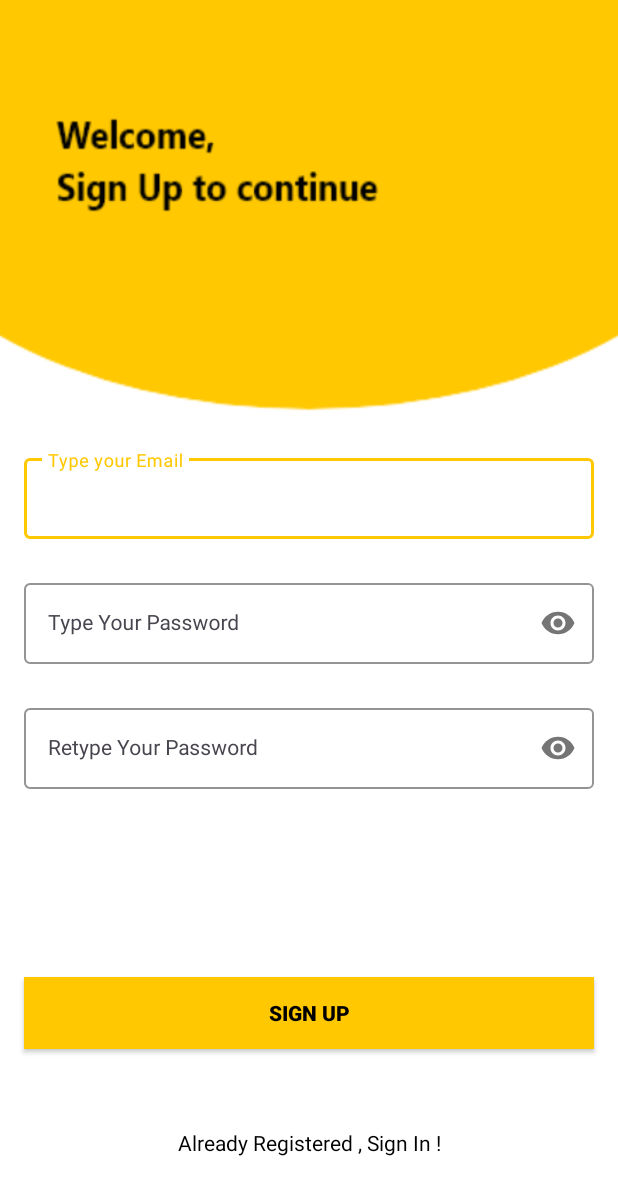
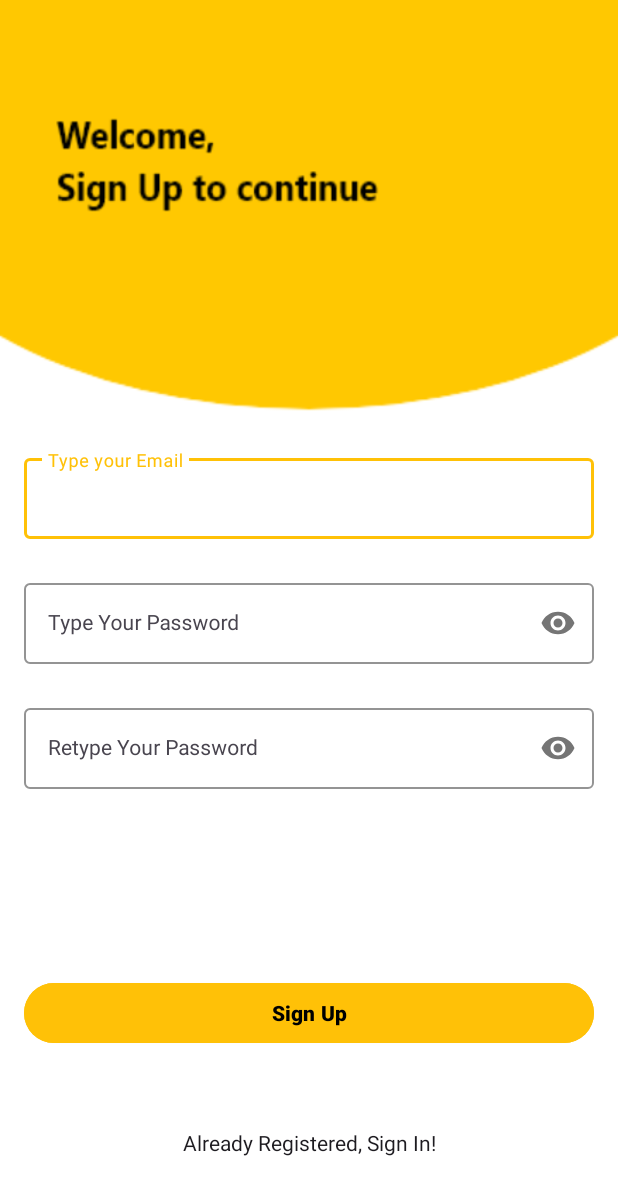
Before and after one commit to hasindu-k/Note-app, an Android app: the SignUpActivity screen opened directly, with no data from a screen before it, on a phone screen of 412 x 824 dp. Shown: the top 1195 px of the screen. Run offline under Robolectric (Android 15) with nearby library versions, the phone set to English and light mode, and no system bars; our stand-ins replace Firebase (no records; nobody signed in at launch, a user with empty details on screens opened directly).

Commit message:
Refactor themes, colors, and layouts for improved dark mode support and consistency

```diff
--- a/app/build.gradle.kts
+++ b/app/build.gradle.kts
@@ -52,4 +52,6 @@ dependencies {
     testImplementation("junit:junit:4.13.2")
     androidTestImplementation("androidx.test.ext:junit:1.1.5")
     androidTestImplementation("androidx.test.espresso:espresso-core:3.5.1")
+    implementation("org.jetbrains.kotlinx:kotlinx-coroutines-android:1.7.3")
+
 }
--- a/app/src/main/res/drawable/green_border.xml
+++ b/app/src/main/res/drawable/green_border.xml
@@ -4,7 +4,7 @@
 
     <stroke
         android:width="1dp"
-        android:color="@color/yellow_1"/>
+        android:color="?attr/colorAccent"/>
 
     <corners
         android:radius="8dp"/>
--- a/app/src/main/res/layout/activity_add_note.xml
+++ b/app/src/main/res/layout/activity_add_note.xml
@@ -28,6 +28,7 @@
         android:layout_width="wrap_content"
         android:layout_height="wrap_content"
         android:src="@drawable/baseline_add_24"
+        app:tint="?attr/colorOnBackground"
         android:layout_alignParentEnd="true"
         android:layout_alignTop="@id/addNoteHeading"
         android:layout_marginEnd="6dp"
--- a/app/src/main/res/layout/activity_sign_up.xml
+++ b/app/src/main/res/layout/activity_sign_up.xml
@@ -1,5 +1,6 @@
 <?xml version="1.0" encoding="utf-8"?>
-<androidx.constraintlayout.widget.ConstraintLayout xmlns:android="http://schemas.android.com/apk/res/android"
+<androidx.constraintlayout.widget.ConstraintLayout
+    xmlns:android="http://schemas.android.com/apk/res/android"
     xmlns:app="http://schemas.android.com/apk/res-auto"
     xmlns:tools="http://schemas.android.com/tools"
     android:layout_width="match_parent"
@@ -7,7 +8,7 @@
     android:background="@drawable/signup_screen"
     tools:context=".SignUpActivity">
 
-
+    <!-- Email Input -->
     <com.google.android.material.textfield.TextInputLayout
         android:id="@+id/emailLayout"
         style="@style/LoginTextInputOuterFieldStyle"
@@ -15,8 +16,8 @@
         android:layout_height="wrap_content"
         android:layout_marginHorizontal="16dp"
         android:layout_marginTop="300dp"
-        app:boxStrokeColor="@color/yellow"
-        app:hintTextColor="@color/yellow"
+        app:boxStrokeColor="?attr/colorSecondary"
+        app:hintTextColor="?attr/colorSecondary"
         app:layout_constraintEnd_toEndOf="parent"
         app:layout_constraintHorizontal_bias="0.5"
         app:layout_constraintStart_toStartOf="parent"
@@ -31,6 +32,7 @@
             android:inputType="textEmailAddress" />
     </com.google.android.material.textfield.TextInputLayout>
 
+    <!-- Password Input -->
     <com.google.android.material.textfield.TextInputLayout
         android:id="@+id/passwordLayout"
         style="@style/LoginTextInputOuterFieldStyle"
@@ -38,8 +40,8 @@
         android:layout_height="wrap_content"
         android:layout_marginHorizontal="16dp"
         android:layout_marginTop="24dp"
-        app:boxStrokeColor="@color/yellow"
-        app:hintTextColor="@color/yellow"
+        app:boxStrokeColor="?attr/colorSecondary"
+        app:hintTextColor="?attr/colorSecondary"
         app:layout_constraintEnd_toEndOf="parent"
         app:layout_constraintHorizontal_bias="0.5"
         app:layout_constraintStart_toStartOf="parent"
@@ -55,6 +57,7 @@
             android:inputType="textPassword" />
     </com.google.android.material.textfield.TextInputLayout>
 
+    <!-- Confirm Password Input -->
     <com.google.android.material.textfield.TextInputLayout
         android:id="@+id/confirmPasswordLayout"
         style="@style/LoginTextInputOuterFieldStyle"
@@ -62,8 +65,8 @@
         android:layout_height="wrap_content"
         android:layout_marginHorizontal="16dp"
         android:layout_marginTop="24dp"
-        app:boxStrokeColor="@color/yellow"
-        app:hintTextColor="@color/yellow"
+        app:boxStrokeColor="?attr/colorSecondary"
+        app:hintTextColor="?attr/colorSecondary"
         app:layout_constraintEnd_toEndOf="parent"
         app:layout_constraintHorizontal_bias="0.5"
         app:layout_constraintStart_toStartOf="parent"
@@ -79,29 +82,34 @@
             android:inputType="textPassword" />
     </com.google.android.material.textfield.TextInputLayout>
 
-    <androidx.appcompat.widget.AppCompatButton
+    <!-- Sign Up Button -->
+    <com.google.android.material.button.MaterialButton
         android:id="@+id/button"
         android:layout_width="0dp"
         android:layout_height="wrap_content"
         android:layout_marginHorizontal="16dp"
-        android:background="@color/yellow"
         android:text="Sign Up"
-        android:textColor="@color/black"
+        android:textColor="?attr/colorOnSecondary"
         android:textStyle="bold"
+        android:backgroundTint="?attr/colorSecondary"
+        style="@style/Widget.Material3.Button.ElevatedButton"
+        app:layout_constraintTop_toBottomOf="@+id/confirmPasswordLayout"
+        app:layout_constraintStart_toStartOf="parent"
+        app:layout_constraintEnd_toEndOf="parent"
         app:layout_constraintBottom_toBottomOf="parent"
-        app:layout_constraintEnd_toEndOf="parent"
-        app:layout_constraintHorizontal_bias="0.5"
-        app:layout_constraintStart_toStartOf="parent"
-        app:layout_constraintTop_toBottomOf="@+id/confirmPasswordLayout" />
+        app:layout_constraintHorizontal_bias="0.5" />
+
+    <!-- Sign In Text -->
     <TextView
         android:id="@+id/textView"
         android:layout_width="wrap_content"
         android:layout_height="wrap_content"
-        android:textColor="@color/black"
-        android:text="Already Registered , Sign In !"
+        android:text="Already Registered, Sign In!"
+        android:textColor="?attr/colorOnBackground"
+        app:layout_constraintTop_toBottomOf="@+id/button"
+        app:layout_constraintStart_toStartOf="parent"
+        app:layout_constraintEnd_toEndOf="parent"
         app:layout_constraintBottom_toBottomOf="parent"
-        app:layout_constraintEnd_toEndOf="parent"
-        app:layout_constraintHorizontal_bias="0.5"
-        app:layout_constraintStart_toStartOf="parent"
-        app:layout_constraintTop_toBottomOf="@+id/button" />
+        app:layout_constraintHorizontal_bias="0.5" />
+
 </androidx.constraintlayout.widget.ConstraintLayout>
--- a/app/src/main/res/values-night/themes.xml
+++ b/app/src/main/res/values-night/themes.xml
@@ -2,21 +2,23 @@
 
     <!-- Base application theme for dark mode -->
     <style name="Base.Theme.NoteApp" parent="Theme.Material3.DayNight.NoActionBar">
-        <!-- Primary colors -->
-        <item name="colorPrimary">@color/purple_500_dark</item>
-        <item name="colorPrimaryVariant">@color/purple_700_dark</item>
-        <item name="colorOnPrimary">@color/white</item>
+        <!-- Primary -->
+        <item name="colorPrimary">@color/primary_dark</item>
+        <item name="colorPrimaryVariant">@color/primary_variant_dark</item>
+        <item name="colorOnPrimary">@color/black</item>
 
-        <!-- Secondary colors -->
-        <item name="colorSecondary">@color/teal_200_dark</item>
-        <item name="colorSecondaryVariant">@color/teal_700_dark</item>
-        <item name="colorOnSecondary">@color/white</item>
+        <!-- Secondary -->
+        <item name="colorSecondary">@color/accent_dark</item> <!-- Yellow accent for dark mode -->
+        <item name="colorSecondaryVariant">@color/secondary_variant_dark</item>
+        <item name="colorOnSecondary">@color/black</item>
 
-        <!-- Status bar color -->
-        <item name="android:statusBarColor">@color/yellow_dark</item>
+        <!-- Backgrounds -->
+        <item name="android:windowBackground">@color/background_dark</item>
+        <item name="colorSurface">@color/surface_dark</item>
+        <item name="colorOnSurface">@color/on_surface_dark</item>
 
-        <!-- Background color -->
-        <item name="android:windowBackground">@color/black</item>
+        <!-- Status bar -->
+        <item name="android:statusBarColor">@color/status_bar_dark</item>
     </style>
 
     <!-- TextInput Styles for dark mode -->
--- a/app/src/main/res/values/colors.xml
+++ b/app/src/main/res/values/colors.xml
@@ -1,26 +1,41 @@
 <?xml version="1.0" encoding="utf-8"?>
 <resources>
-    <color name="black">#FF000000</color>
-    <color name="white">#FFFFFFFF</color>
-    <color name="yellow_1">#FFEB3B</color>
+    <!-- Neutral colors -->
+    <color name="black">#000000</color>
+    <color name="white">#FFFFFF</color>
 
-    <color name="purple_200">#FFBB86FC</color>
-    <color name="purple_500">#FF6200EE</color>
-    <color name="purple_700">#FF3700B3</color>
-    <color name="teal_200">#FF03DAC5</color>
-    <color name="teal_700">#FF018786</color>
+    <!-- Primary Colors -->
+    <color name="primary_light">#6200EE</color>            <!-- Purple 500 -->
+    <color name="primary_variant_light">#3700B3</color>    <!-- Purple 700 -->
+    <color name="primary_dark">#BB86FC</color>             <!-- Purple 200 -->
+    <color name="primary_variant_dark">#9A67FC</color>     <!-- Darker Purple -->
 
-    <color name="yellow">#FFC801</color>
+    <!-- Secondary Colors -->
+    <color name="secondary_light">#03DAC5</color>          <!-- Teal 200 -->
+    <color name="secondary_variant_light">#018786</color>  <!-- Teal 700 -->
+    <color name="secondary_dark">#00BFA5</color>
+    <color name="secondary_variant_dark">#005757</color>
 
-    <!-- Dark mode colors -->
-    <color name="purple_200_dark">#FF9A67FC</color>
-    <color name="purple_500_dark">#FF3700B3</color>
-    <color name="purple_700_dark">#FF23007A</color>
+    <!-- Accent / Highlight (Yellow) -->
+    <color name="accent_light">#FFC107</color>            <!-- Yellow 500 -->
+    <color name="accent_dark">#FFD600</color>             <!-- Slightly brighter yellow for dark mode -->
 
-    <color name="teal_200_dark">#FF00BFA5</color>
-    <color name="teal_700_dark">#FF005757</color>
+    <!-- Background / Surface -->
+    <color name="background_light">#FFFFFF</color>
+    <color name="surface_light">#F5F5F5</color>
+    <color name="on_surface_light">#000000</color>
 
-    <color name="yellow_1_dark">#FFDFFF00</color>
-    <color name="yellow_dark">#FFB28500</color>
+    <color name="background_dark">#121212</color>
+    <color name="surface_dark">#1E1E1E</color>
+    <color name="on_surface_dark">#FFFFFF</color>
 
+    <!-- Status / Navigation Bar -->
+    <color name="status_bar_light">#6200EE</color>
+    <color name="status_bar_dark">#3700B3</color>
+
+    <!-- Optional extras for buttons or borders -->
+    <color name="button_background_light">#6200EE</color>
+    <color name="button_background_dark">#BB86FC</color>
+    <color name="button_text_light">#FFFFFF</color>
+    <color name="button_text_dark">#000000</color>
 </resources>
--- a/app/src/main/res/values/themes.xml
+++ b/app/src/main/res/values/themes.xml
@@ -2,21 +2,23 @@
 
     <!-- Base application theme -->
     <style name="Base.Theme.NoteApp" parent="Theme.Material3.DayNight.NoActionBar">
-        <!-- Primary colors -->
-        <item name="colorPrimary">@color/purple_500</item>
-        <item name="colorPrimaryVariant">@color/purple_700</item>
+        <!-- Primary -->
+        <item name="colorPrimary">@color/primary_light</item>
+        <item name="colorPrimaryVariant">@color/primary_variant_light</item>
         <item name="colorOnPrimary">@color/white</item>
 
-        <!-- Secondary colors -->
-        <item name="colorSecondary">@color/teal_200</item>
-        <item name="colorSecondaryVariant">@color/teal_700</item>
+        <!-- Secondary -->
+        <item name="colorSecondary">@color/accent_light</item> <!-- Using yellow accent -->
+        <item name="colorSecondaryVariant">@color/secondary_variant_light</item>
         <item name="colorOnSecondary">@color/black</item>
 
-        <!-- Status bar color -->
-        <item name="android:statusBarColor">@color/yellow</item>
+        <!-- Backgrounds -->
+        <item name="android:windowBackground">@color/background_light</item>
+        <item name="colorSurface">@color/surface_light</item>
+        <item name="colorOnSurface">@color/on_surface_light</item>
 
-        <!-- Background color -->
-        <item name="android:windowBackground">@color/white</item>
+        <!-- Status bar -->
+        <item name="android:statusBarColor">@color/status_bar_light</item>
     </style>
 
     <!-- TextInput Styles -->
```
Also changed, not shown: app/src/main/res/layout/activity_main.xml (+6 -6 lines), app/src/main/res/layout/activity_sign_in.xml (+18 -13 lines), app/src/main/res/layout/note_item.xml (+15 -11 lines).
